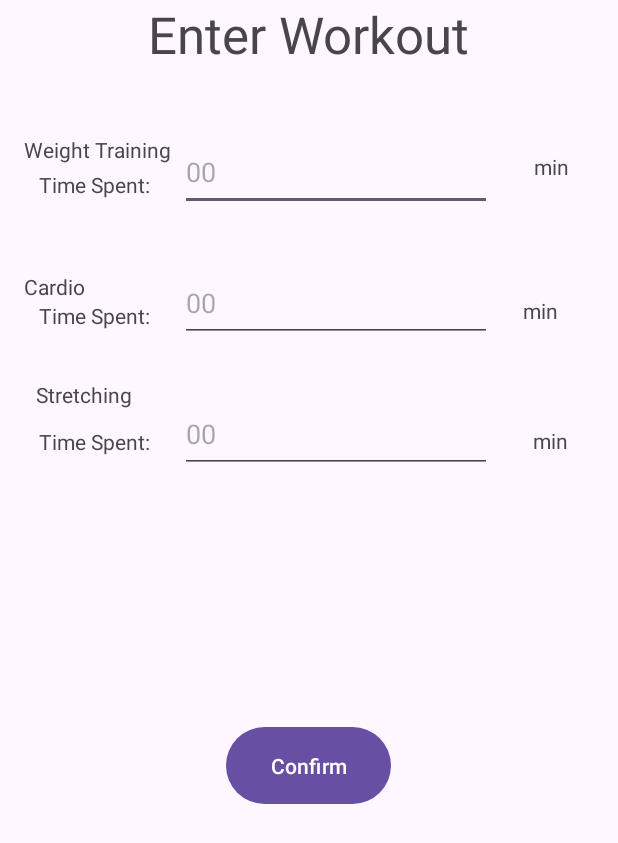
After one commit to Soccerwolf32/HooHacks-2024, an Android app built with Jetpack Compose: the EnterWorkoutActivity screen opened directly, with no data from a screen before it, on a phone screen of 412 x 824 dp. The commit adds this screen. Shown: the top 843 px of the screen. Run offline under Robolectric (Android 15) with nearby library versions, the phone set to English and light mode, and no system bars; 3 statements that could not run were skipped.

Commit message:
resolved merge conflict

```diff
--- a/app/build.gradle.kts
+++ b/app/build.gradle.kts
@@ -69,6 +69,7 @@ dependencies {
     implementation(libs.ui.graphics)
     implementation(libs.ui.tooling.preview)
     implementation(libs.material3)
+    implementation(libs.activity)
     testImplementation(libs.junit)
     androidTestImplementation(libs.ext.junit)
     androidTestImplementation(libs.espresso.core)
--- /dev/null
+++ b/app/src/main/java/com/example/fitfusionfriends/EnterWorkoutActivity.java
@@ -0,0 +1,56 @@
+package com.example.fitfusionfriends;
+
+import android.content.Intent;
+import android.os.Bundle;
+import android.view.View;
+import android.widget.Button;
+import android.widget.EditText;
+
+import androidx.activity.EdgeToEdge;
+import androidx.appcompat.app.AppCompatActivity;
+import androidx.core.graphics.Insets;
+import androidx.core.view.ViewCompat;
+import androidx.core.view.WindowInsetsCompat;
+
+public class EnterWorkoutActivity extends AppCompatActivity {
+
+    @Override
+    protected void onCreate(Bundle savedInstanceState) {
+        super.onCreate(savedInstanceState);
+        EdgeToEdge.enable(this);
+        setContentView(R.layout.activity_enter_workout);
+        ViewCompat.setOnApplyWindowInsetsListener(findViewById(R.id.main), (v, insets) -> {
+            Insets systemBars = insets.getInsets(WindowInsetsCompat.Type.systemBars());
+            v.setPadding(systemBars.left, systemBars.top, systemBars.right, systemBars.bottom);
+            return insets;
+        });
+
+        confirmButton();
+        collectData();
+    }
+
+    private void confirmButton(){
+        Button confirmButton = findViewById(R.id.confirmButton);
+        confirmButton.setOnClickListener(new View.OnClickListener() {
+            @Override
+            public void onClick(View v) {
+                /* int exp = collectData();
+                Intent intent = new Intent(EnterWorkoutActivity.this, );
+                intent.putExtra("exp", exp);
+                startActivity(intent); */
+            }
+        });
+    }
+
+    private int collectData(){
+        EditText weightEditText = findViewById(R.id.editWeight);
+        EditText cardioEditText = findViewById(R.id.cardioEditText);
+        EditText stretchingEditText = findViewById(R.id.stretchingEditText);
+
+        int weightTime = Integer.parseInt(weightEditText.getText().toString());
+        int cardioTime = Integer.parseInt(cardioEditText.getText().toString());
+        int stretchingTime = Integer.parseInt(stretchingEditText.getText().toString());
+
+        return weightTime + cardioTime + stretchingTime;
+    }
+}
--- /dev/null
+++ b/app/src/main/res/layout/activity_enter_workout.xml
@@ -0,0 +1,159 @@
+<?xml version="1.0" encoding="utf-8"?>
+<androidx.constraintlayout.widget.ConstraintLayout xmlns:android="http://schemas.android.com/apk/res/android"
+    xmlns:app="http://schemas.android.com/apk/res-auto"
+    xmlns:tools="http://schemas.android.com/tools"
+    android:id="@+id/main"
+    android:layout_width="match_parent"
+    android:layout_height="match_parent"
+    tools:context=".EnterWorkoutActivity">
+
+    <TextView
+        android:id="@+id/textView"
+        android:layout_width="wrap_content"
+        android:layout_height="wrap_content"
+        android:text="Enter Workout"
+        android:textSize="34sp"
+        app:layout_constraintEnd_toEndOf="parent"
+        app:layout_constraintStart_toStartOf="parent"
+        app:layout_constraintTop_toTopOf="parent" />
+
+    <TextView
+        android:id="@+id/textView2"
+        android:layout_width="wrap_content"
+        android:layout_height="wrap_content"
+        android:layout_marginStart="16dp"
+        android:layout_marginBottom="4dp"
+        android:text="Weight Training"
+        app:layout_constraintBottom_toTopOf="@+id/textView3"
+        app:layout_constraintStart_toStartOf="parent" />
+
+    <TextView
+        android:id="@+id/textView3"
+        android:layout_width="wrap_content"
+        android:layout_height="wrap_content"
+        android:layout_marginEnd="20dp"
+        android:layout_marginBottom="8dp"
+        android:text="Time Spent:"
+        app:layout_constraintBottom_toBottomOf="@+id/weightEditText"
+        app:layout_constraintEnd_toStartOf="@+id/weightEditText" />
+
+    <TextView
+        android:id="@+id/textView4"
+        android:layout_width="wrap_content"
+        android:layout_height="wrap_content"
+        android:layout_marginStart="16dp"
+        android:text="Cardio"
+        app:layout_constraintBottom_toTopOf="@+id/textView5"
+        app:layout_constraintStart_toStartOf="parent" />
+
+    <TextView
+        android:id="@+id/textView5"
+        android:layout_width="wrap_content"
+        android:layout_height="wrap_content"
+        android:layout_marginEnd="20dp"
+        android:layout_marginBottom="8dp"
+        android:text="Time Spent:"
+        app:layout_constraintBottom_toBottomOf="@+id/cardioEditText"
+        app:layout_constraintEnd_toStartOf="@+id/cardioEditText" />
+
+    <TextView
+        android:id="@+id/textView6"
+        android:layout_width="wrap_content"
+        android:layout_height="wrap_content"
+        android:layout_marginStart="24dp"
+        android:layout_marginBottom="12dp"
+        android:text="Stretching"
+        app:layout_constraintBottom_toTopOf="@+id/textView7"
+        app:layout_constraintStart_toStartOf="parent" />
+
+    <TextView
+        android:id="@+id/textView7"
+        android:layout_width="wrap_content"
+        android:layout_height="wrap_content"
+        android:layout_marginEnd="20dp"
+        android:layout_marginBottom="11dp"
+        android:text="Time Spent:"
+        app:layout_constraintBottom_toBottomOf="@+id/stretchingEditText"
+        app:layout_constraintEnd_toStartOf="@+id/stretchingEditText" />
+
+    <EditText
+        android:id="@+id/weightEditText"
+        android:layout_width="208dp"
+        android:layout_height="51dp"
+        android:layout_marginTop="44dp"
+        android:layout_marginEnd="84dp"
+        android:ems="10"
+        android:hint="00"
+        android:inputType="number"
+        app:layout_constraintEnd_toEndOf="parent"
+        app:layout_constraintTop_toBottomOf="@+id/textView" />
+
+    <EditText
+        android:id="@+id/cardioEditText"
+        android:layout_width="208dp"
+        android:layout_height="51dp"
+        android:layout_marginTop="36dp"
+        android:layout_marginEnd="84dp"
+        android:ems="10"
+        android:hint="00"
+        android:inputType="number"
+        app:layout_constraintEnd_toEndOf="parent"
+        app:layout_constraintTop_toBottomOf="@+id/weightEditText" />
+
+    <EditText
+        android:id="@+id/stretchingEditText"
+        android:layout_width="208dp"
+        android:layout_height="51dp"
+        android:layout_marginTop="36dp"
+        android:layout_marginEnd="84dp"
+        android:ems="10"
+        android:hint="00"
+        android:inputType="number"
+        app:layout_constraintEnd_toEndOf="parent"
+        app:layout_constraintTop_toBottomOf="@+id/cardioEditText" />
+
+    <TextView
+        android:id="@+id/textView8"
+        android:layout_width="wrap_content"
+        android:layout_height="wrap_content"
+        android:layout_marginStart="28dp"
+        android:layout_marginTop="12dp"
+        android:text="min"
+        app:layout_constraintEnd_toEndOf="parent"
+        app:layout_constraintHorizontal_bias="0.0"
+        app:layout_constraintStart_toEndOf="@+id/weightEditText"
+        app:layout_constraintTop_toTopOf="@+id/weightEditText" />
+
+    <TextView
+        android:id="@+id/textView9"
+        android:layout_width="wrap_content"
+        android:layout_height="wrap_content"
+        android:layout_marginEnd="40dp"
+        android:text="min"
+        app:layout_constraintBottom_toBottomOf="@+id/cardioEditText"
+        app:layout_constraintEnd_toEndOf="parent"
+        app:layout_constraintTop_toTopOf="@+id/cardioEditText"
+        app:layout_constraintVertical_bias="0.653" />
+
+    <TextView
+        android:id="@+id/textView10"
+        android:layout_width="wrap_content"
+        android:layout_height="wrap_content"
+        android:layout_marginBottom="12dp"
+        android:text="min"
+        app:layout_constraintBottom_toBottomOf="@+id/stretchingEditText"
+        app:layout_constraintEnd_toEndOf="parent"
+        app:layout_constraintHorizontal_bias="0.45"
+        app:layout_constraintStart_toEndOf="@+id/stretchingEditText" />
+
+    <Button
+        android:id="@+id/confirmButton"
+        android:layout_width="110dp"
+        android:layout_height="59dp"
+        android:layout_marginBottom="284dp"
+        android:text="Confirm"
+        app:layout_constraintBottom_toBottomOf="parent"
+        app:layout_constraintEnd_toEndOf="parent"
+        app:layout_constraintHorizontal_bias="0.498"
+        app:layout_constraintStart_toStartOf="parent" />
+</androidx.constraintlayout.widget.ConstraintLayout>
--- a/app/src/main/res/values/strings.xml
+++ b/app/src/main/res/values/strings.xml
@@ -44,4 +44,5 @@
         vestibulum. Fusce dictum libero quis erat maximus, vitae volutpat diam dignissim.
     </string>
     <string name="title_activity_main2">MainActivity2</string>
+    <string name="title_activity_enter_aworkout">EnterAWorkoutActivity</string>
 </resources>
--- a/gradle/libs.versions.toml
+++ b/gradle/libs.versions.toml
@@ -13,6 +13,7 @@ kotlin = "1.9.0"
 lifecycleRuntimeKtx = "2.7.0"
 activityCompose = "1.8.2"
 composeBom = "2023.08.00"
+activity = "1.8.0"
 
 [libraries]
 junit = { group = "junit", name = "junit", version.ref = "junit" }
@@ -34,6 +35,7 @@ ui-tooling-preview = { group = "androidx.compose.ui", name = "ui-tooling-preview
 ui-test-manifest = { group = "androidx.compose.ui", name = "ui-test-manifest" }
 ui-test-junit4 = { group = "androidx.compose.ui", name = "ui-test-junit4" }
 material3 = { group = "androidx.compose.material3", name = "material3" }
+activity = { group = "androidx.activity", name = "activity", version.ref = "activity" }
 
 [plugins]
 androidApplication = { id = "com.android.application", version.ref = "agp" }
```
Also changed, not shown: app/src/main/AndroidManifest.xml (+8 -0 lines), app/src/main/res/layout/content_enter_workout.xml (added, +20 -0 lines), app/src/main/res/layout/fragment_first2.xml (added, +34 -0 lines), app/src/main/res/layout/fragment_second2.xml (added, +34 -0 lines), app/src/main/res/navigation/nav_graph2.xml (added, +28 -0 lines).
